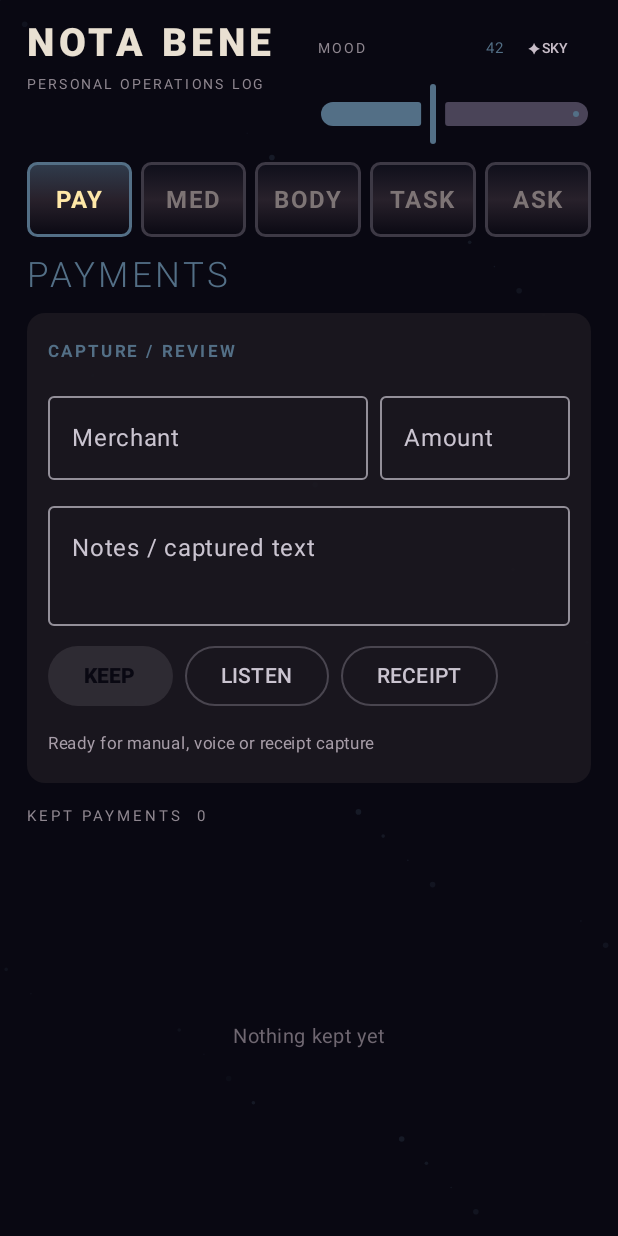
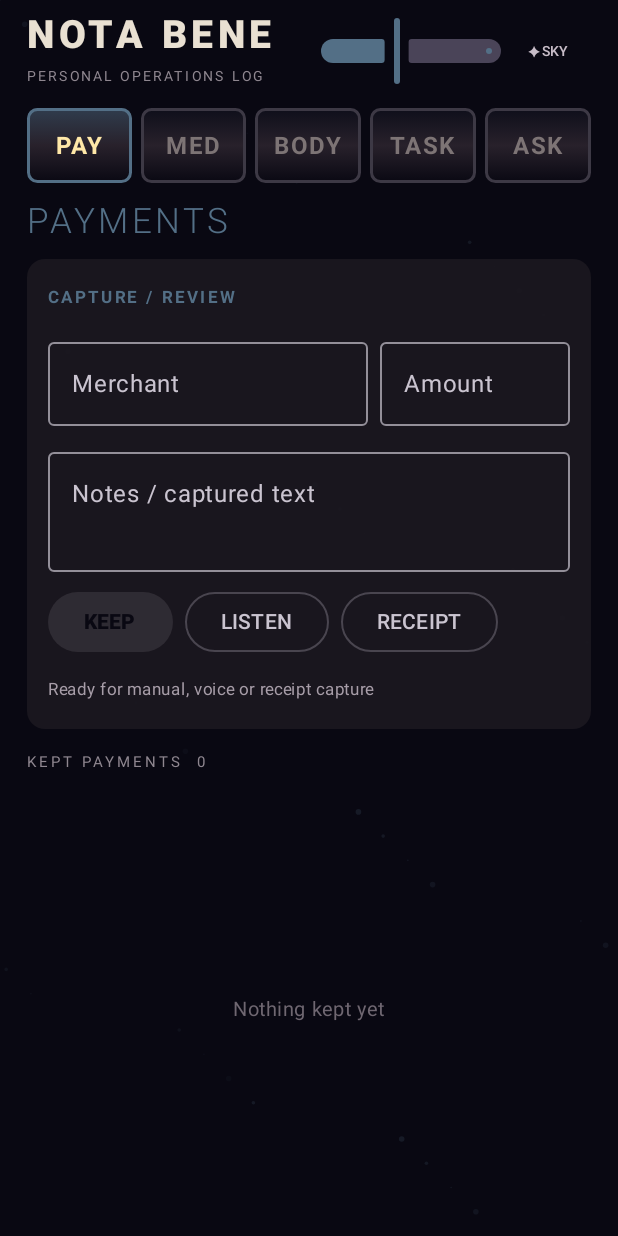
Before and after one commit to AndyJMyers/Nota-Bene, an Android app built with Jetpack Compose: the screen it shows after launch (MainActivity), on a phone screen of 412 x 824 dp. Run offline under Robolectric (Android 15) with nearby library versions, the phone set to English and light mode, and no system bars; our stand-ins replace Room's generated code; libraries missing offline, so code that uses them is left out: com.google.mlkit.vision.

Commit message:
Align header controls

```diff
--- a/app/build.gradle.kts
+++ b/app/build.gradle.kts
@@ -13,8 +13,8 @@ android {
         applicationId = "com.notabene.app"
         minSdk = 26
         targetSdk = 36
-        versionCode = 6
-        versionName = "0.4.1-alpha6"
+        versionCode = 7
+        versionName = "0.4.2-alpha7"
     }
 
     buildFeatures { compose = true }
--- a/app/src/main/java/com/notabene/app/MainActivity.kt
+++ b/app/src/main/java/com/notabene/app/MainActivity.kt
@@ -80,7 +80,6 @@ import kotlinx.coroutines.launch
 import java.text.DateFormat
 import java.util.Date
 import java.util.Locale
-import kotlin.math.roundToInt
 
 private val Ink = Color(0xFF090812)
 private val Glass = Color(0xFF28212B)
@@ -154,25 +153,21 @@ private fun Header(
     onMoodChange: (Float) -> Unit,
     onCycleEffect: () -> Unit
 ) {
-    Row(Modifier.fillMaxWidth(), verticalAlignment = Alignment.Top, horizontalArrangement = Arrangement.spacedBy(12.dp)) {
-        Column(Modifier.weight(1f).padding(top = 5.dp)) {
+    Row(Modifier.fillMaxWidth().height(52.dp), verticalAlignment = Alignment.CenterVertically, horizontalArrangement = Arrangement.spacedBy(12.dp)) {
+        Column(Modifier.weight(1f), verticalArrangement = Arrangement.Center) {
             Text("NOTA BENE", color = Color(0xFFE9E0D2), fontSize = 26.sp, fontWeight = FontWeight.Black, letterSpacing = 3.sp)
             Text("PERSONAL OPERATIONS LOG", color = Color(0xFF8F8790), fontSize = 9.sp, letterSpacing = 2.sp)
         }
-        Column(Modifier.weight(1f)) {
-            Row(Modifier.fillMaxWidth(), verticalAlignment = Alignment.CenterVertically) {
-                Text("MOOD", color = Color(0xFF8F8790), fontSize = 9.sp, letterSpacing = 2.sp, modifier = Modifier.weight(1f))
-                Text("${(mood * 100).roundToInt()}", color = accent, fontSize = 10.sp)
-                TextButton(onClick = onCycleEffect, contentPadding = ButtonDefaults.TextButtonContentPadding) {
-                    Text(if (effect == Effect.STARS) "✦ SKY" else "❄ SNOW", color = Color(0xFFC8BDC8), fontSize = 9.sp)
-                }
-            }
+        Row(Modifier.weight(1f).height(52.dp), verticalAlignment = Alignment.CenterVertically) {
             Slider(
                 value = mood,
                 onValueChange = onMoodChange,
-                modifier = Modifier.fillMaxWidth().height(40.dp),
+                modifier = Modifier.weight(1f).height(48.dp),
                 colors = SliderDefaults.colors(thumbColor = accent, activeTrackColor = accent)
             )
+            TextButton(onClick = onCycleEffect, contentPadding = ButtonDefaults.TextButtonContentPadding) {
+                Text(if (effect == Effect.STARS) "✦ SKY" else "❄ SNOW", color = Color(0xFFC8BDC8), fontSize = 9.sp)
+            }
         }
     }
 }
```
